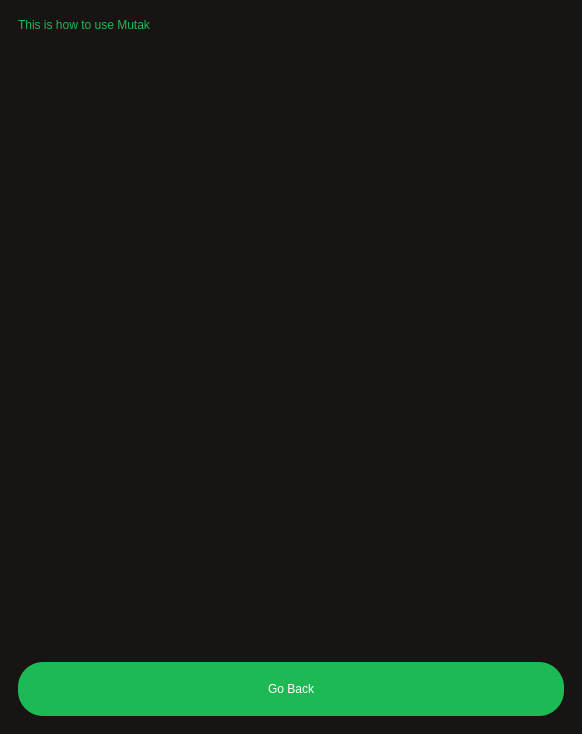
This is mutak/mainwindow.ui in ahmed-debbech/mutak as Qt 5 draws it before an edit. The edited form follows.
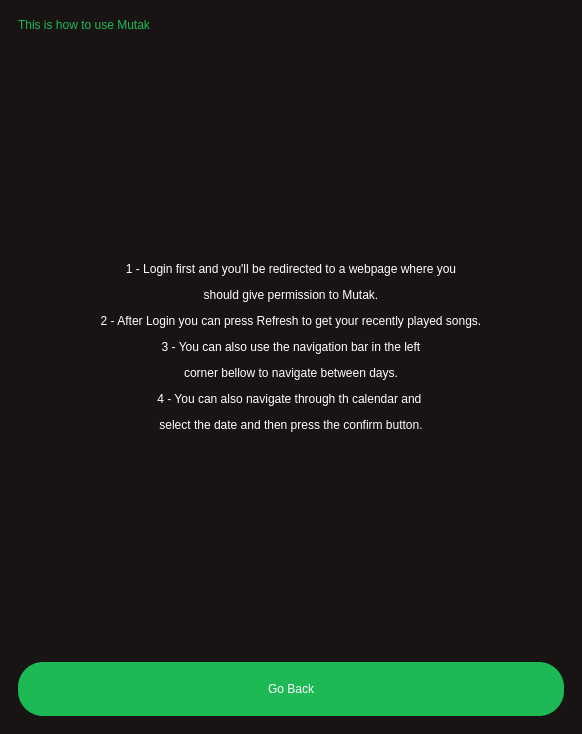
This is the edited form. The open tabs and pages were chosen to show the change.

Commit message: Add help page

```diff
--- a/mutak/mainwindow.ui
+++ b/mutak/mainwindow.ui
@@ -1007,6 +1007,31 @@
           </property>
          </widget>
         </item>
+        <item>
+         <spacer name="verticalSpacer_11">
+          <property name="orientation">
+           <enum>Qt::Vertical</enum>
+          </property>
+          <property name="sizeHint" stdset="0">
+           <size>
+            <width>20</width>
+            <height>40</height>
+           </size>
+          </property>
+         </spacer>
+        </item>
+        <item>
+         <widget class="QLabel" name="label_5">
+          <property name="styleSheet">
+           <string notr="true">color: white;
+font: bold 14px '://resources/fonts/GothamLight.ttf';
+</string>
+          </property>
+          <property name="text">
+           <string>&lt;html&gt;&lt;head/&gt;&lt;body&gt;&lt;p align=&quot;center&quot;&gt;1 - Login first and you'll be redirected to a webpage where you&lt;/p&gt;&lt;p align=&quot;center&quot;&gt;should give permission to Mutak.&lt;/p&gt;&lt;p align=&quot;center&quot;&gt;2 - After Login you can press Refresh to get your recently played songs.&lt;/p&gt;&lt;p align=&quot;center&quot;&gt;3 - You can also use the navigation bar in the left&lt;/p&gt;&lt;p align=&quot;center&quot;&gt;corner bellow to navigate between days.&lt;/p&gt;&lt;p align=&quot;center&quot;&gt;4 - You can also navigate through th calendar and &lt;/p&gt;&lt;p align=&quot;center&quot;&gt;select the date and then press the confirm button.&lt;/p&gt;&lt;/body&gt;&lt;/html&gt;</string>
+          </property>
+         </widget>
+        </item>
         <item>
          <spacer name="verticalSpacer_10">
           <property name="orientation">
```
The commit also changes 1 other file.
